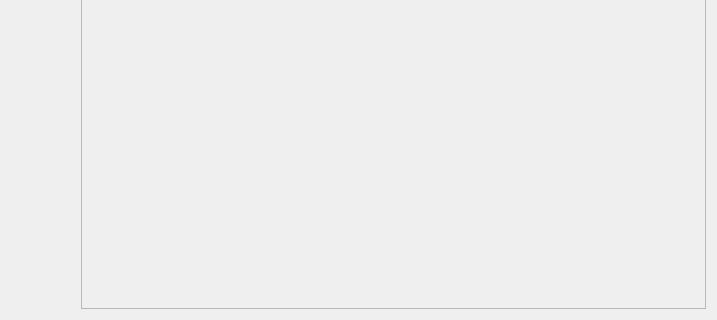
KSIMAN/LifenoteOrganizer, file LifeNote/todoform.ui: the form before one commit; both pictures show x 0 to 717 and y 192 to 512 of the 717 by 512 pixel window.
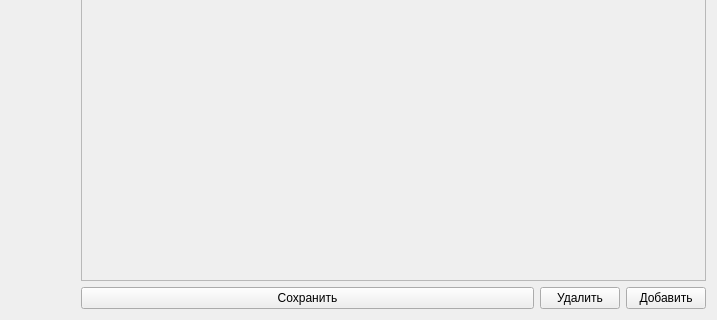
The form after the commit.

Commit message: Write Doings to json

The edit to the form file:
```diff
--- a/LifeNote/todoform.ui
+++ b/LifeNote/todoform.ui
@@ -19,7 +19,7 @@
   <property name="windowTitle">
    <string>Form</string>
   </property>
-  <layout class="QFormLayout" name="formLayout">
+  <layout class="QGridLayout" name="gridLayout_2">
    <item row="0" column="0">
     <widget class="QLabel" name="label">
      <property name="text">
@@ -42,13 +42,16 @@
      <property name="widgetResizable">
       <bool>true</bool>
      </property>
+     <property name="alignment">
+      <set>Qt::AlignLeading|Qt::AlignLeft|Qt::AlignTop</set>
+     </property>
      <widget class="QWidget" name="scrollAreaWidgetContents">
       <property name="geometry">
        <rect>
         <x>0</x>
         <y>0</y>
         <width>628</width>
-        <height>464</height>
+        <height>432</height>
        </rect>
       </property>
       <layout class="QGridLayout" name="gridLayout">
@@ -63,7 +66,7 @@
          <property name="sizeHint" stdset="0">
           <size>
            <width>20</width>
-           <height>435</height>
+           <height>403</height>
           </size>
          </property>
         </spacer>
@@ -72,6 +75,43 @@
      </widget>
     </widget>
    </item>
+   <item row="2" column="1">
+    <layout class="QHBoxLayout" name="horizontalLayout_2">
+     <item>
+      <widget class="QPushButton" name="saveButtton">
+       <property name="text">
+        <string>Сохранить</string>
+       </property>
+      </widget>
+     </item>
+     <item>
+      <widget class="QPushButton" name="deleteDoingButton">
+       <property name="sizePolicy">
+        <sizepolicy hsizetype="Fixed" vsizetype="Fixed">
+         <horstretch>0</horstretch>
+         <verstretch>0</verstretch>
+        </sizepolicy>
+       </property>
+       <property name="text">
+        <string>Удалить</string>
+       </property>
+      </widget>
+     </item>
+     <item>
+      <widget class="QPushButton" name="addDoing_Butt">
+       <property name="sizePolicy">
+        <sizepolicy hsizetype="Fixed" vsizetype="Fixed">
+         <horstretch>0</horstretch>
+         <verstretch>0</verstretch>
+        </sizepolicy>
+       </property>
+       <property name="text">
+        <string>Добавить</string>
+       </property>
+      </widget>
+     </item>
+    </layout>
+   </item>
   </layout>
  </widget>
  <resources/>
```
The commit also changes 4 other files.
